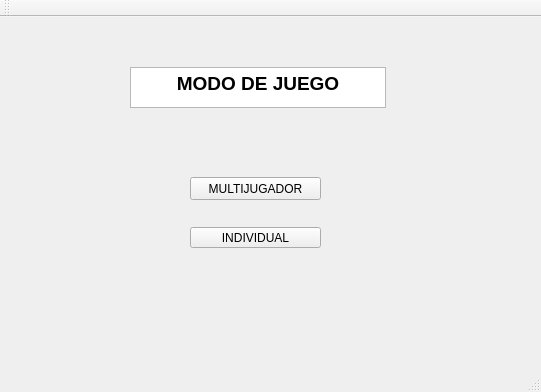
This is street_of_war/principal.ui in damsil99/Proyecto-Final as Qt 5 draws it before an edit. The edited form follows.
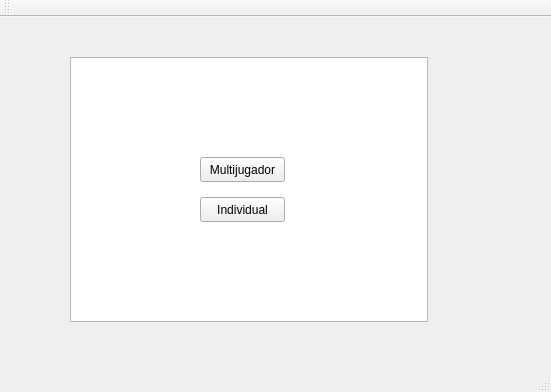
This is the edited form.

What changed in the file:
```diff
--- a/street_of_war/principal.ui
+++ b/street_of_war/principal.ui
@@ -6,7 +6,7 @@
    <rect>
     <x>0</x>
     <y>0</y>
-    <width>541</width>
+    <width>551</width>
     <height>392</height>
    </rect>
   </property>
@@ -14,47 +14,40 @@
    <string>principal</string>
   </property>
   <widget class="QWidget" name="centralWidget">
+   <widget class="QGraphicsView" name="graphicsView">
+    <property name="geometry">
+     <rect>
+      <x>70</x>
+      <y>40</y>
+      <width>358</width>
+      <height>265</height>
+     </rect>
+    </property>
+   </widget>
    <widget class="QPushButton" name="mult">
     <property name="geometry">
      <rect>
-      <x>190</x>
-      <y>160</y>
-      <width>131</width>
-      <height>23</height>
+      <x>200</x>
+      <y>140</y>
+      <width>85</width>
+      <height>25</height>
      </rect>
     </property>
     <property name="text">
-     <string>MULTIJUGADOR</string>
+     <string>Multijugador</string>
     </property>
    </widget>
    <widget class="QPushButton" name="ind">
     <property name="geometry">
      <rect>
-      <x>190</x>
-      <y>210</y>
-      <width>131</width>
-      <height>21</height>
+      <x>200</x>
+      <y>180</y>
+      <width>85</width>
+      <height>25</height>
      </rect>
     </property>
     <property name="text">
-     <string>INDIVIDUAL</string>
-    </property>
-   </widget>
-   <widget class="QTextBrowser" name="textBrowser">
-    <property name="geometry">
-     <rect>
-      <x>130</x>
-      <y>50</y>
-      <width>256</width>
-      <height>41</height>
-     </rect>
-    </property>
-    <property name="html">
-     <string>&lt;!DOCTYPE HTML PUBLIC &quot;-//W3C//DTD HTML 4.0//EN&quot; &quot;http://www.w3.org/TR/REC-html40/strict.dtd&quot;&gt;
-&lt;html&gt;&lt;head&gt;&lt;meta name=&quot;qrichtext&quot; content=&quot;1&quot; /&gt;&lt;style type=&quot;text/css&quot;&gt;
-p, li { white-space: pre-wrap; }
-&lt;/style&gt;&lt;/head&gt;&lt;body style=&quot; font-family:'MS Shell Dlg 2'; font-size:8.25pt; font-weight:400; font-style:normal;&quot;&gt;
-&lt;p align=&quot;center&quot; style=&quot; margin-top:0px; margin-bottom:0px; margin-left:0px; margin-right:0px; -qt-block-indent:0; text-indent:0px;&quot;&gt;&lt;span style=&quot; font-size:14pt; font-weight:600;&quot;&gt;MODO DE JUEGO&lt;/span&gt;&lt;/p&gt;&lt;/body&gt;&lt;/html&gt;</string>
+     <string>Individual</string>
     </property>
    </widget>
   </widget>
```
Left out of the diff: 2 changed lines with no effect on the pictures.
